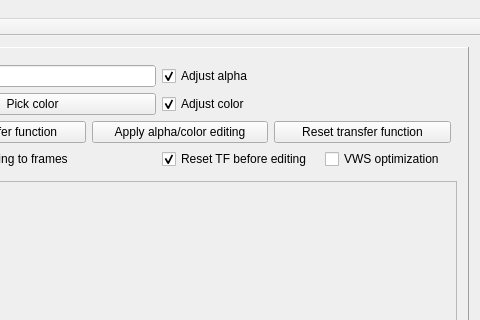
Qt form QtCuda/mainwindow.ui (luosz/cuda-visibility) before a commit; both pictures show x 120 to 600 and y 0 to 320 of the 600 by 1000 pixel window.
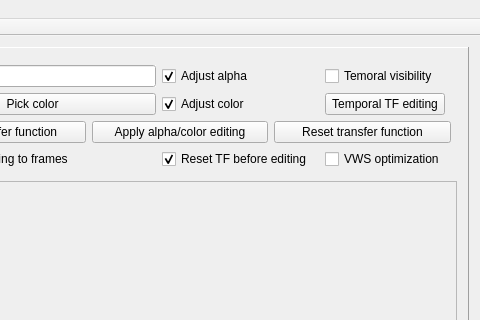
The same form after that commit.

Commit message: work on temporal visibility histogram

What changed in the file:
```diff
--- a/QtCuda/mainwindow.ui
+++ b/QtCuda/mainwindow.ui
@@ -180,6 +180,20 @@
            </property>
           </widget>
          </item>
+         <item row="0" column="4">
+          <widget class="QCheckBox" name="checkBox_6">
+           <property name="text">
+            <string>Temoral visibility</string>
+           </property>
+          </widget>
+         </item>
+         <item row="1" column="4">
+          <widget class="QPushButton" name="pushButton_5">
+           <property name="text">
+            <string>Temporal TF editing</string>
+           </property>
+          </widget>
+         </item>
         </layout>
        </item>
       </layout>
```
Left out of the diff: 2 changed lines with no effect on the pictures. The commit also changes 6 other files.
